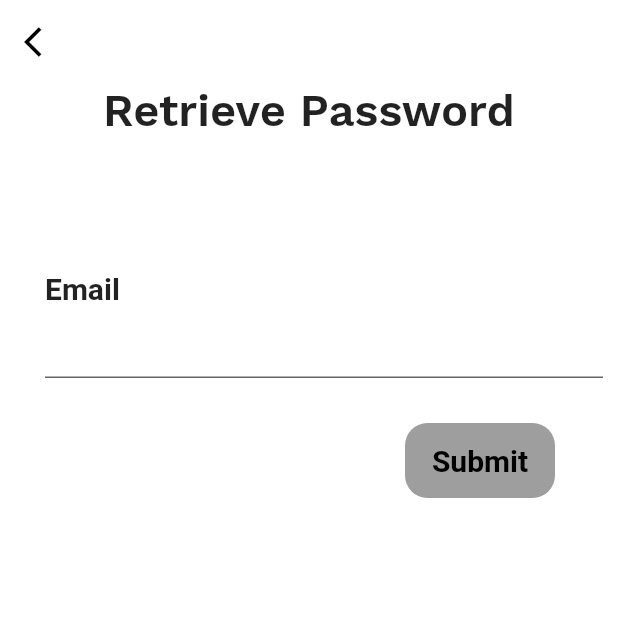
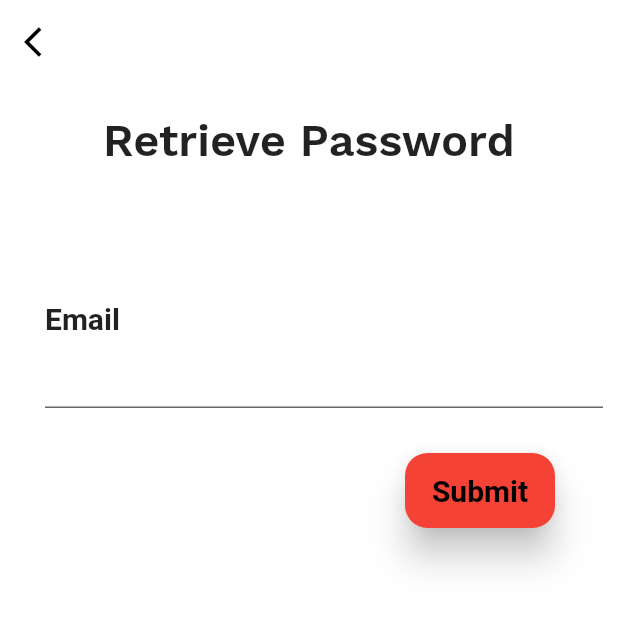
Before and after one commit to Phelickz/campus, a Flutter app: the ForgotPassword screen opened directly, on a phone screen of 412 x 824 dp, the top half of it. Run offline on Flutter 3.47's test engine with Material 2 defaults, Android fonts, the phone set to English and light mode, and no system bars; our stand-ins replace auto_size_text, firebase_auth, font_awesome_flutter, google_sign_in; accounts and stored records are empty; project files that could hold a hidden picture were left out.

Commit message:
fix reset password and keep users signed in

```diff
--- a/lib/screens/forgotPassword.dart
+++ b/lib/screens/forgotPassword.dart
@@ -1,7 +1,20 @@
+import 'package:auto_size_text/auto_size_text.dart';
+import 'package:campus/screens/login_page.dart';
+import 'package:campus/state/authstate.dart';
 import 'package:flutter/material.dart';
+import 'package:provider/provider.dart';
 
 
-class ForgotPassword extends StatelessWidget {
+class ForgotPassword extends StatefulWidget {
+  @override
+  _ForgotPasswordState createState() => _ForgotPasswordState();
+}
+
+class _ForgotPasswordState extends State<ForgotPassword> {
+  String _error;
+  final formKey = GlobalKey<FormState>();
+  TextEditingController emailController = new TextEditingController();
+
   @override
   Widget build(BuildContext context) {
     return Scaffold(
@@ -15,10 +28,13 @@ class ForgotPassword extends StatelessWidget {
           onPressed: (){Navigator.pop(context);}),
 
       ),
-      body: Column(
+      body: Form(
+        key: formKey,
+              child: Column(
           mainAxisAlignment: MainAxisAlignment.start,
           crossAxisAlignment: CrossAxisAlignment.start,
           children: <Widget>[
+            showAlert(),
             Center(
               child: Text('Retrieve Password',
                 style: TextStyle(
@@ -37,8 +53,9 @@ class ForgotPassword extends StatelessWidget {
                 ),
                 Padding(
                   padding: const EdgeInsets.only(left: 30, right: 10),
-                child: TextField(
-                  controller: null,
+                  child: TextFormField(
+                    validator: EmailValidator.validate,
+                    controller: emailController,
                     decoration: InputDecoration(
                       filled: true,
                       fillColor: Colors.white,
@@ -66,11 +83,61 @@ class ForgotPassword extends StatelessWidget {
                           color: Colors.black
                         ),),
                       color: Colors.red,
-                    onPressed: null),
+                      onPressed: (){
+                        final form = formKey.currentState;
+                        form.save();
+                        if (form.validate()) {
+                          try {
+                             _error = 'A reset password link has been sent to ${emailController.text}';
+
+                            Provider.of<AuthenticationState>(context, listen: false).forgotPassword(emailController.text);
+
+                          } catch (e){
+                            print(e);
+                          }
+                        }
+
+                      }
+                      ),
                   ),
                 )
           ],
         ),
+      ),
     );
   }
+
+  Widget showAlert(){
+
+    if (_error != null) {
+      return Container(
+        color: Colors.green,
+        width: double.infinity,
+        padding: EdgeInsets.all(8.0),
+        child: Row(
+          children: <Widget>[
+            Padding(
+              padding: const EdgeInsets.only(right: 8.0),
+              child: Icon(Icons.error_outline),
+              ),
+              Expanded(child: AutoSizeText(_error, maxLines: 3,)),
+              Padding(
+                padding: const EdgeInsets.only(left: 8.0),
+                child: IconButton(
+                  icon: Icon(Icons.close),
+                  onPressed: (){
+                    setState(() {
+                      _error = null;
+                    });
+                  }),)
+          ],
+        ),
+      );
     }
+    return Container(
+      height: 20,
+      width: double.infinity,
+      color: Colors.white,
+      child: SizedBox(height: 20));
+  }
+}
--- a/pubspec.yaml
+++ b/pubspec.yaml
@@ -14,7 +14,7 @@ description: A new Flutter project.
 version: 1.0.0+1
 
 environment:
-  sdk: ">=2.1.0 <3.0.0"
+  sdk: ">=2.3.0 <3.0.0"
 
 dependencies:
   flutter:
@@ -27,6 +27,7 @@ dependencies:
   firebase_auth:
   google_sign_in:
   cloud_firestore:
+  auto_size_text: ^2.1.0
 
 
 dev_dependencies:
```
Also changed, not shown: lib/main.dart (+11 -4 lines), lib/screens/login_page.dart (+81 -3 lines), lib/screens/profile.dart (+36 -6 lines), lib/screens/splash.dart (+15 -2 lines), lib/services/auth.dart (+32 -3 lines), lib/state/authstate.dart (+25 -2 lines), pubspec.lock, 1 other file. Lines whose indentation alone changed are shown as unchanged.
